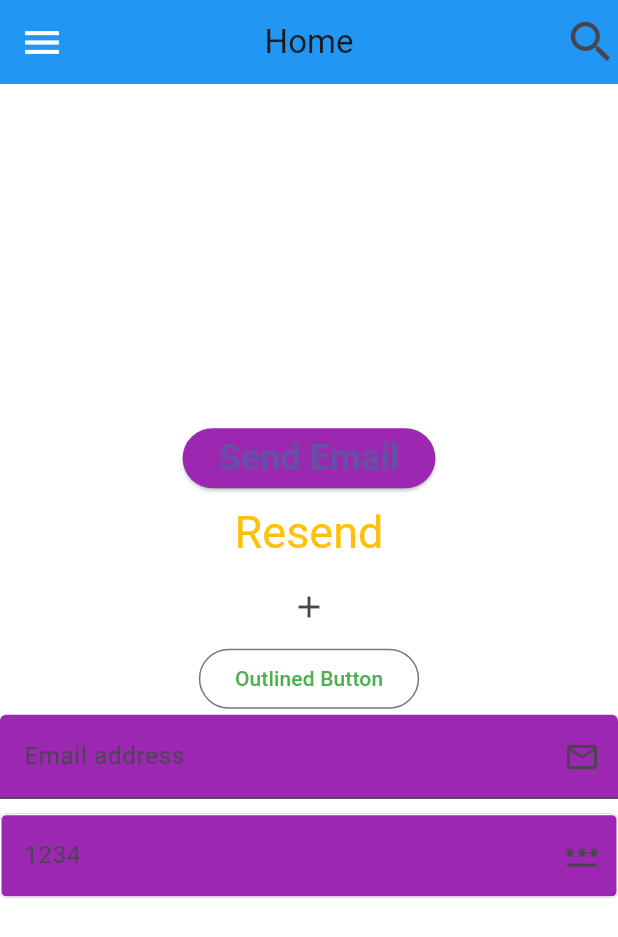
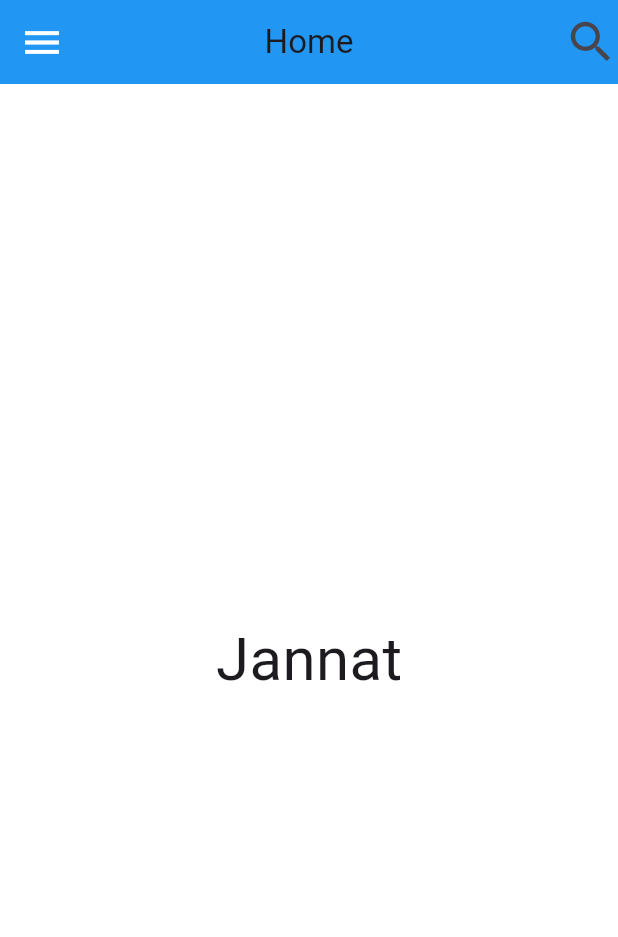
Before and after one commit to jannatous/Practice1, a Flutter app: the screen it shows after launch, on a phone screen of 412 x 824 dp. Shown: the top 937 px of the screen. Run offline on Flutter 3.47's test engine with Material 3 defaults, Android fonts, the phone set to English and light mode, and no system bars.

Commit message:
GestureDetector,Inkwell

```diff
--- a/lib/main.dart
+++ b/lib/main.dart
@@ -27,77 +27,14 @@ class MyApp extends StatelessWidget{
         child: Column(
           mainAxisAlignment: MainAxisAlignment.center,
           children: [
-
-            ElevatedButton(
-                style: ElevatedButton.styleFrom(
-                    backgroundColor:Colors.purple,
-                    textStyle: TextStyle(
-                      fontSize: 24,
-                      fontWeight: FontWeight.bold,
-                    )
-                ),
-                onLongPress: (){
-                  print('Email deleted');
-                },
-                onPressed:(){
-                  print('Email has been sent');
-                  }, child: Text('Send Email')),
-            TextButton (
-              style: TextButton.styleFrom(
-                foregroundColor: Colors.amber,
-                textStyle: TextStyle(
-                  fontSize: 30,
-                )
-              ),
-                onPressed: (
-                ) {}, child:Text('Resend')),
-            IconButton(onPressed: (){}, icon:Icon(Icons.add)),
-            OutlinedButton(
-              style: TextButton.styleFrom(foregroundColor: Colors.green),
-                onPressed: () {}, child: Text('Outlined Button')),
-            TextField(
-              style: TextStyle(
-                color: Colors.cyan,
-              ),
-
-              decoration: InputDecoration(
-                fillColor: Colors.purple,
-                filled: true,
-                hintText: 'Enter your email address',
-                hintStyle: TextStyle( color:Colors.white),
-                  suffixIcon: Icon(Icons.email_outlined),
-                label: Text('Email address'),
-
-              ),
-
-            ),
-            SizedBox(
-              height: 10,
-              width: 10,
-            ),
-            TextField(
-              obscureText: true,
-              style: TextStyle(
-                color: Colors.cyan,
-              ),
-
-              decoration: InputDecoration(
-                fillColor: Colors.purple,
-                filled: true,
-                hintText: 'Enter your email address',
-                hintStyle: TextStyle( color:Colors.white),
-                suffixIcon: Icon(Icons.password),
-                label: Text('1234'),
-                border: OutlineInputBorder(),
-                enabledBorder:OutlineInputBorder(
-                  borderSide: BorderSide(color:Colors.white),
-                ),
-               // focusedBorder:OutlinedBorder(),
-
-              ),
-
-            ),
-
+          InkWell(
+            onTap: (){
+              print('tapped on Jannat');
+            },
+            borderRadius: BorderRadius.circular(16),
+            onLongPress: (){},
+            child: Text('Jannat',style:TextStyle(fontSize: 40)),
+          ),
           ],
 
         ),
```
